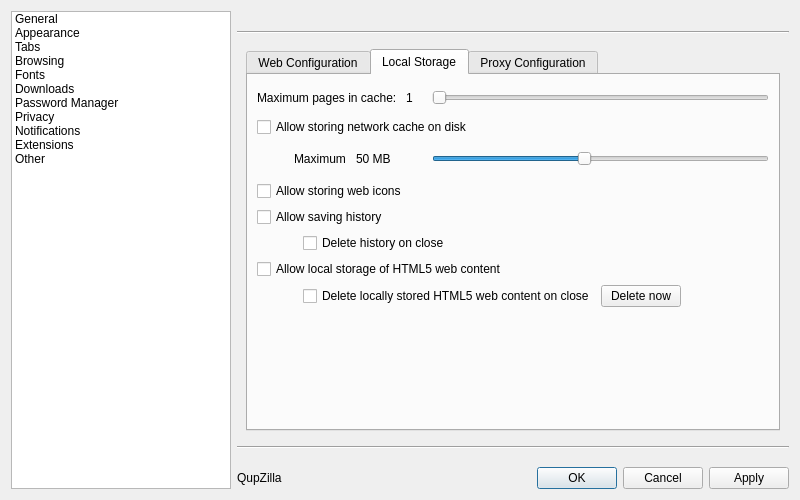
QupZilla/qupzilla, file src/lib/preferences/preferences.ui: the form before one commit.
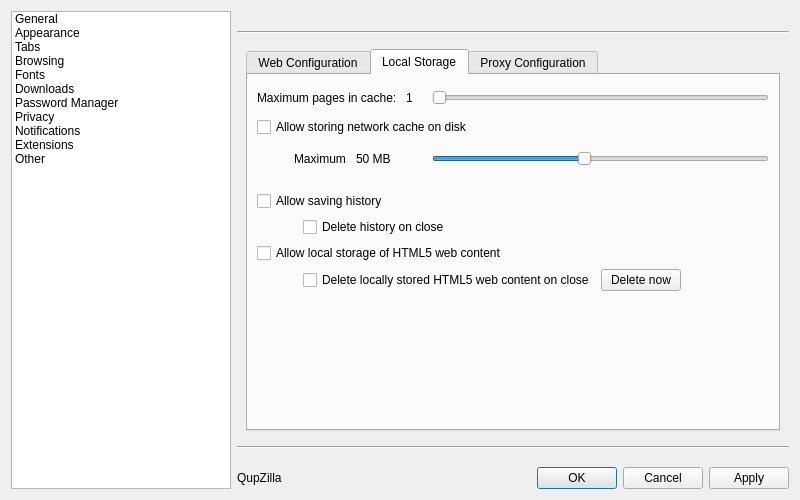
The form after the commit. The open tabs and pages were chosen to show the change.

Commit message: Fixed building & added plugins translations into resources. - removed obsolete "Dont save icons" entry in preferences

The edit to the form file:
```diff
--- a/src/lib/preferences/preferences.ui
+++ b/src/lib/preferences/preferences.ui
@@ -1017,30 +1017,23 @@
              </item>
             </layout>
            </item>
-           <item row="1" column="0" colspan="2">
+           <item row="2" column="0" colspan="2">
             <layout class="QGridLayout" name="gridLayout_3">
              <item row="0" column="0" colspan="3">
-              <widget class="QCheckBox" name="storeIcons">
-               <property name="text">
-                <string>Allow storing web icons</string>
-               </property>
-              </widget>
-             </item>
-             <item row="1" column="0" colspan="3">
               <widget class="QCheckBox" name="saveHistory">
                <property name="text">
                 <string>Allow saving history</string>
                </property>
               </widget>
              </item>
-             <item row="2" column="1">
+             <item row="1" column="1">
               <widget class="QCheckBox" name="deleteHistoryOnClose">
                <property name="text">
                 <string>Delete history on close</string>
                </property>
               </widget>
              </item>
-             <item row="2" column="0">
+             <item row="1" column="0">
               <spacer name="horizontalSpacer_4">
                <property name="orientation">
                 <enum>Qt::Horizontal</enum>
@@ -1056,21 +1049,21 @@
                </property>
               </spacer>
              </item>
-             <item row="3" column="0" colspan="3">
+             <item row="2" column="0" colspan="3">
               <widget class="QCheckBox" name="html5storage">
                <property name="text">
                 <string>Allow local storage of HTML5 web content</string>
                </property>
               </widget>
              </item>
-             <item row="4" column="1">
+             <item row="3" column="1">
               <widget class="QCheckBox" name="deleteHtml5storageOnClose">
                <property name="text">
                 <string>Delete locally stored HTML5 web content on close</string>
                </property>
               </widget>
              </item>
-             <item row="2" column="2">
+             <item row="1" column="2">
               <spacer name="horizontalSpacer_21">
                <property name="orientation">
                 <enum>Qt::Horizontal</enum>
@@ -1083,7 +1076,7 @@
                </property>
               </spacer>
              </item>
-             <item row="4" column="2">
+             <item row="3" column="2">
               <widget class="QPushButton" name="deleteHtml5storage">
                <property name="sizePolicy">
                 <sizepolicy hsizetype="Fixed" vsizetype="Fixed">
@@ -1098,7 +1091,7 @@
              </item>
             </layout>
            </item>
-           <item row="2" column="0">
+           <item row="3" column="0">
             <spacer name="verticalSpacer_11">
              <property name="orientation">
               <enum>Qt::Vertical</enum>
@@ -1111,6 +1104,22 @@
              </property>
             </spacer>
            </item>
+           <item row="1" column="0" colspan="2">
+            <spacer name="verticalSpacer">
+             <property name="orientation">
+              <enum>Qt::Vertical</enum>
+             </property>
+             <property name="sizeType">
+              <enum>QSizePolicy::Fixed</enum>
+             </property>
+             <property name="sizeHint" stdset="0">
+              <size>
+               <width>20</width>
+               <height>10</height>
+              </size>
+             </property>
+            </spacer>
+           </item>
           </layout>
          </widget>
          <widget class="QWidget" name="tab_3">
```
Left out of the diff: 1 changed line with no effect on the pictures. The commit also changes 7 other files.
